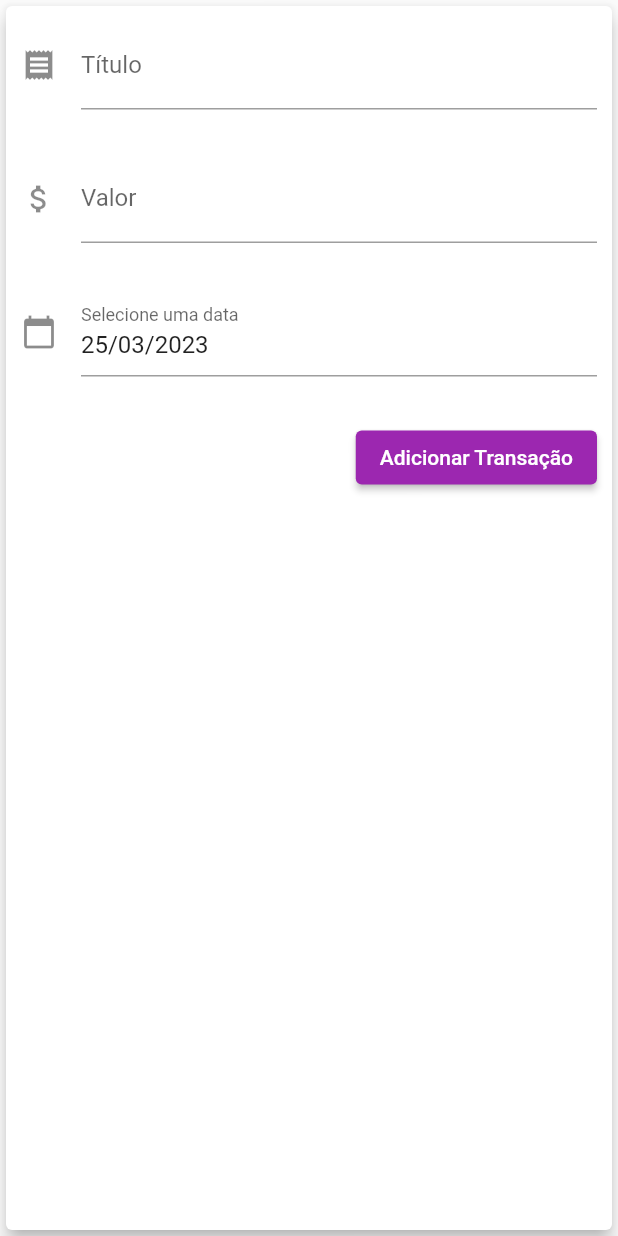
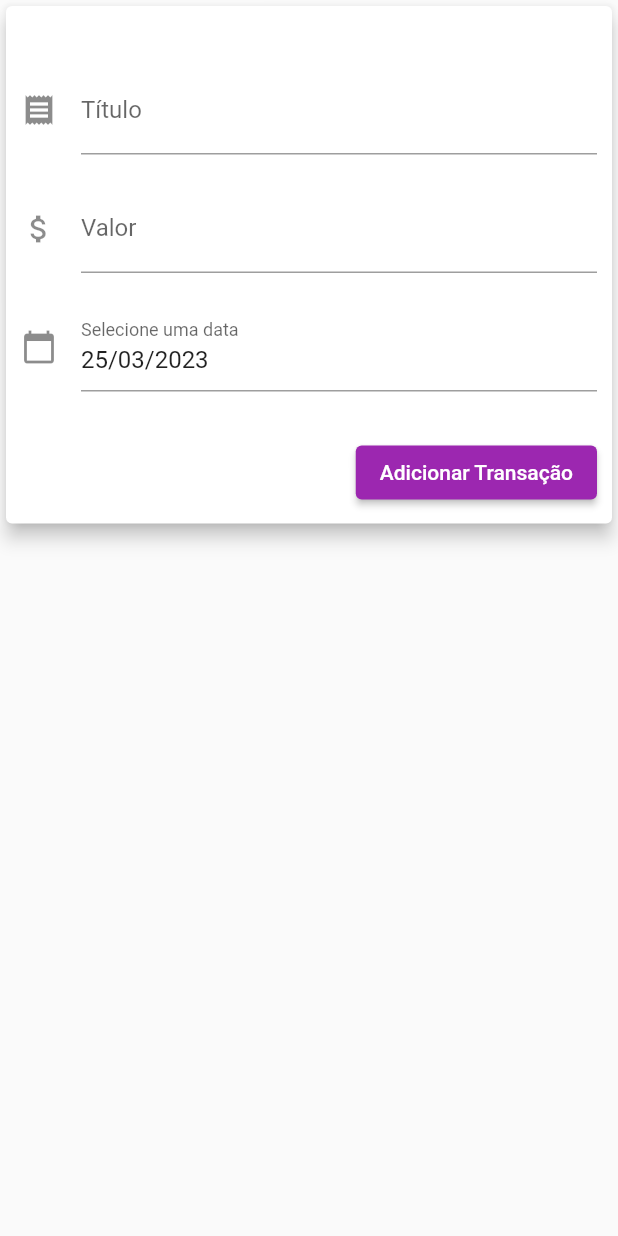
Before and after one commit to camila-fukuda/flutter_despesas_pessoais, a Flutter app: the TransactionForm widget shown alone on an empty page, opened directly with empty values, on a phone screen of 412 x 824 dp. Run offline on Flutter 3.47's test engine with Material 2 defaults, Android fonts, the phone set to English and light mode, and no system bars.

Commit message:
Ajustando o formulário de adicionar transacoes para orientação paisagem.

```diff
--- a/lib/components/transaction_form.dart
+++ b/lib/components/transaction_form.dart
@@ -46,10 +46,16 @@ class _TransactionFormState extends State<TransactionForm> {
 
   @override
   Widget build(BuildContext context) {
-    return Card(
+    return SingleChildScrollView(
+      child: Card(
         elevation: 5,
         child: Padding(
-        padding: const EdgeInsets.all(10),
+          padding: EdgeInsets.only(
+            top: 40,
+            right: 10,
+            left: 10,
+            bottom: 10 + MediaQuery.of(context).viewInsets.bottom,
+          ),
           child: Column(
             children: [
               TextField(
@@ -60,7 +66,7 @@ class _TransactionFormState extends State<TransactionForm> {
                 ),
               ),
               const SizedBox(
-              height: 30,
+                height: 20,
               ),
               TextField(
                 keyboardType:
@@ -72,7 +78,7 @@ class _TransactionFormState extends State<TransactionForm> {
                 ),
               ),
               const SizedBox(
-              height: 30,
+                height: 20,
               ),
               TextField(
                 controller:
@@ -104,6 +110,7 @@ class _TransactionFormState extends State<TransactionForm> {
             ],
           ),
         ),
+      ),
     );
   }
 }
--- a/lib/main.dart
+++ b/lib/main.dart
@@ -86,6 +86,8 @@ class _MyHomePageState extends State<MyHomePage> {
   _openTransactionFormModal(BuildContext context) {
     showModalBottomSheet(
         context: context,
+        isScrollControlled: true,
+        isDismissible: true,
         builder: (_) {
           return TransactionForm(_addTransaction);
         });
```
Lines whose indentation alone changed are shown as unchanged.
